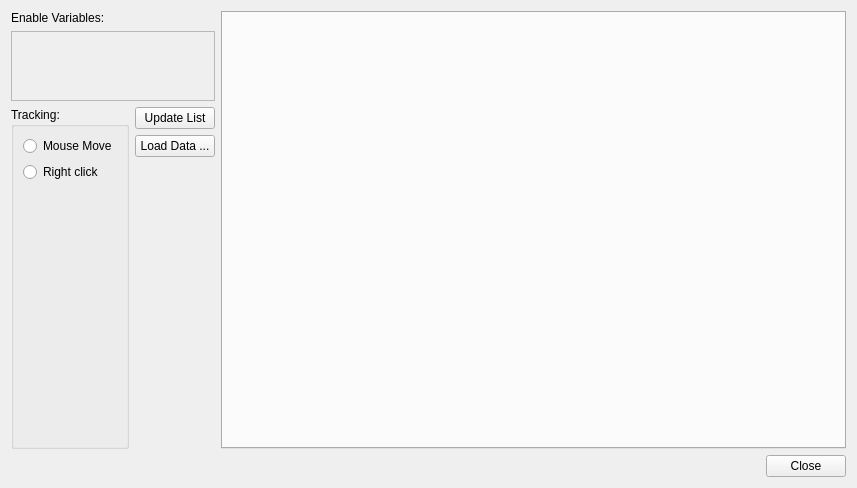
Before: the Qt Designer form ui_multiview.ui in mbernasocchi/multiview, drawn with Qt 5.
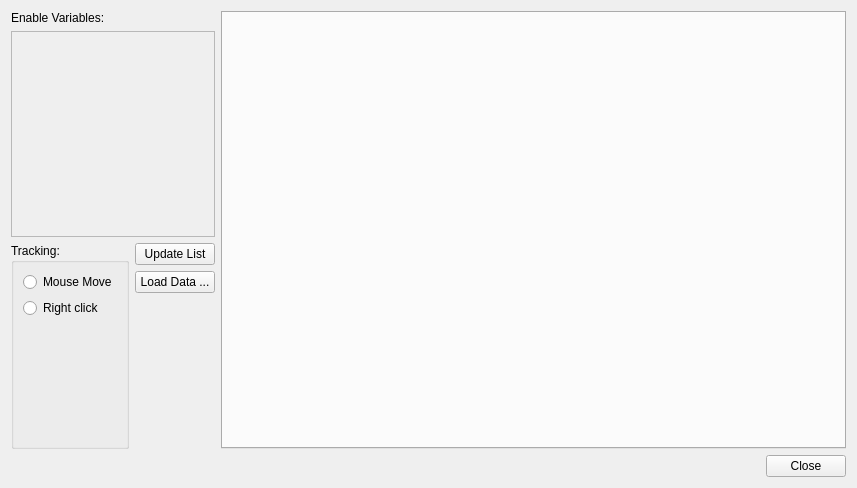
After: the same form once the commit is applied.

```diff
--- a/ui_multiview.ui
+++ b/ui_multiview.ui
@@ -37,7 +37,7 @@
        <item>
         <widget class="QScrollArea" name="availableVariablesContainer">
          <property name="sizePolicy">
-          <sizepolicy hsizetype="Preferred" vsizetype="Preferred">
+          <sizepolicy hsizetype="Preferred" vsizetype="Expanding">
            <horstretch>0</horstretch>
            <verstretch>0</verstretch>
           </sizepolicy>
@@ -51,7 +51,7 @@
             <x>0</x>
             <y>0</y>
             <width>251</width>
-            <height>82</height>
+            <height>199</height>
            </rect>
           </property>
           <layout class="QVBoxLayout" name="verticalLayout_5">
```
